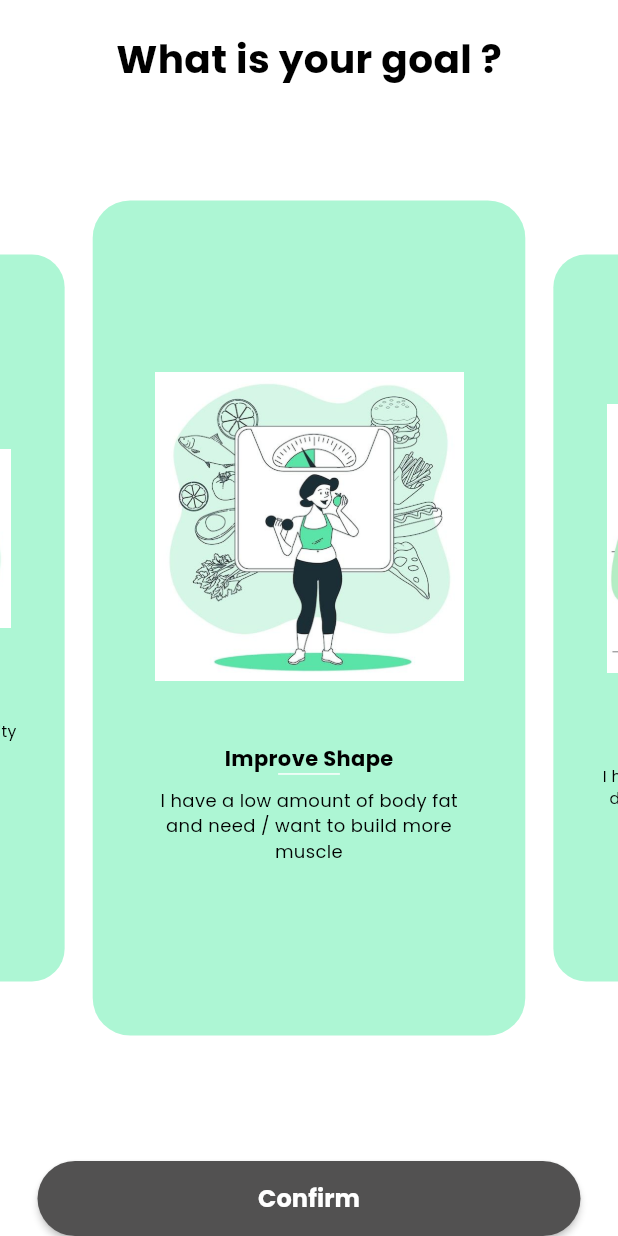
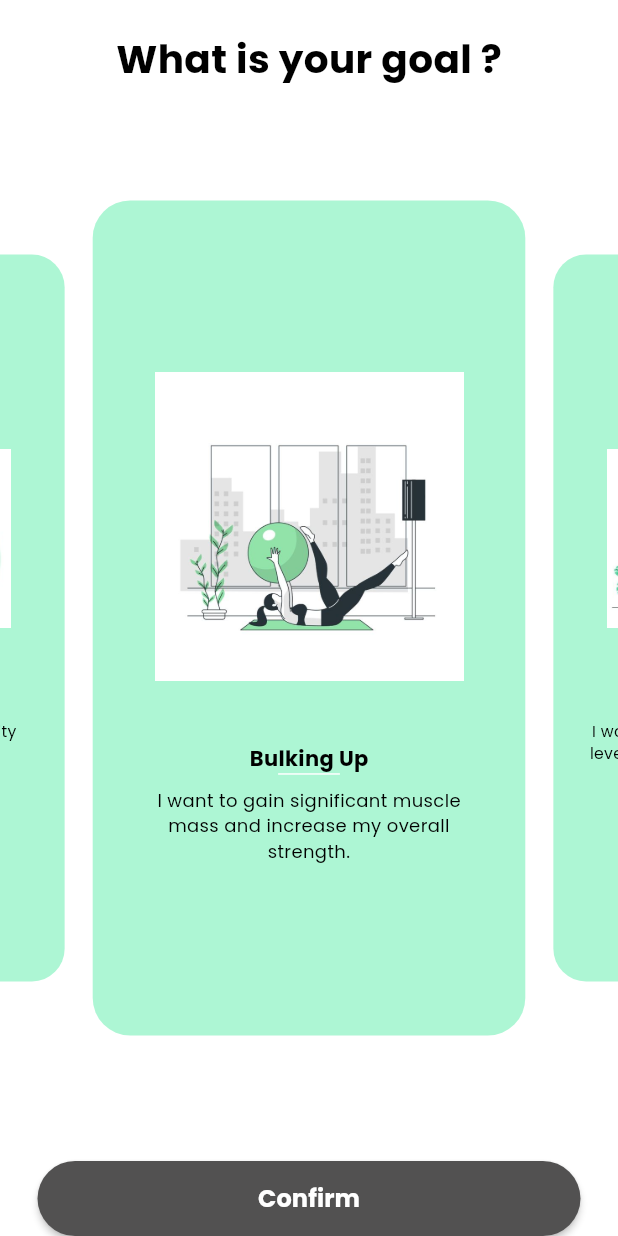
Before and after one commit to rej43/fitrack_new, a Flutter app: the GoalView screen opened directly, swiped to page 2, on a phone screen of 412 x 824 dp. Run offline on Flutter 3.47's test engine with Material 3 defaults, Android fonts, the phone set to English and light mode, and no system bars; drawn by our look-alikes of carousel_slider.

```diff
--- a/lib/view/login/goal_view.dart
+++ b/lib/view/login/goal_view.dart
@@ -22,7 +22,6 @@ class _GoalViewState extends State<GoalView> {
       "subtitle":
           "I have a low amount of body fat\nand need / want to build more\nmuscle",
     },
-
     {
       "image": "assets/img/goal_2.png",
       "title": "Lose Fat",
@@ -34,6 +33,24 @@ class _GoalViewState extends State<GoalView> {
       "title": "Better Sleep",
       "subtitle":
           "I want to improve my sleep quality\nand maintain a healthy sleep\nschedule for better recovery.",
+    },
+    {
+      "image": "assets/img/goal_4.jpg",
+      "title": "Bulking Up",
+      "subtitle":
+          "I want to gain significant muscle\nmass and increase my overall\nstrength.",
+    },
+    {
+      "image": "assets/img/goal_5.jpg",
+      "title": "Stay Healthy",
+      "subtitle":
+          "I want to maintain my current fitness\nlevel, improve overall well-being, and\nlive a healthy lifestyle.",
+    },
+    {
+      "image": "assets/img/goal_6.jpg",
+      "title": "Increase Endurance",
+      "subtitle":
+          "I want to improve my stamina and\ncardiovascular fitness for various\nactivities.",
     },
   ];
 
--- a/lib/view/login/welcome_view.dart
+++ b/lib/view/login/welcome_view.dart
@@ -1,3 +1,4 @@
+import 'package:fitrack/view/home/home_screen.dart';
 import 'package:flutter/material.dart';
 import 'package:fitrack/common_widget/round_button.dart';
 import '../../common/color_extension.dart';
@@ -52,10 +53,7 @@ class _WelcomeViewState extends State<WelcomeView> {
                 onPressed: () {
                   Navigator.push(
                     context,
-                    MaterialPageRoute(
-                      builder:
-                          (context) => WelcomeView(firstName: widget.firstName),
-                    ),
+                    MaterialPageRoute(builder: (context) => HomeScreen()),
                   );
                 },
               ),
```
Also changed, not shown: lib/view/home/home_screen.dart (added, +15 -0 lines), pubspec.yaml (+23 -4 lines), assets/img/app__logo.png (added), assets/img/app_logo.png (added), assets/img/goal_4.jpg (added), assets/img/goal_5.jpg (added), assets/img/goal_6.jpg (added), pubspec.lock, 29 other files.
